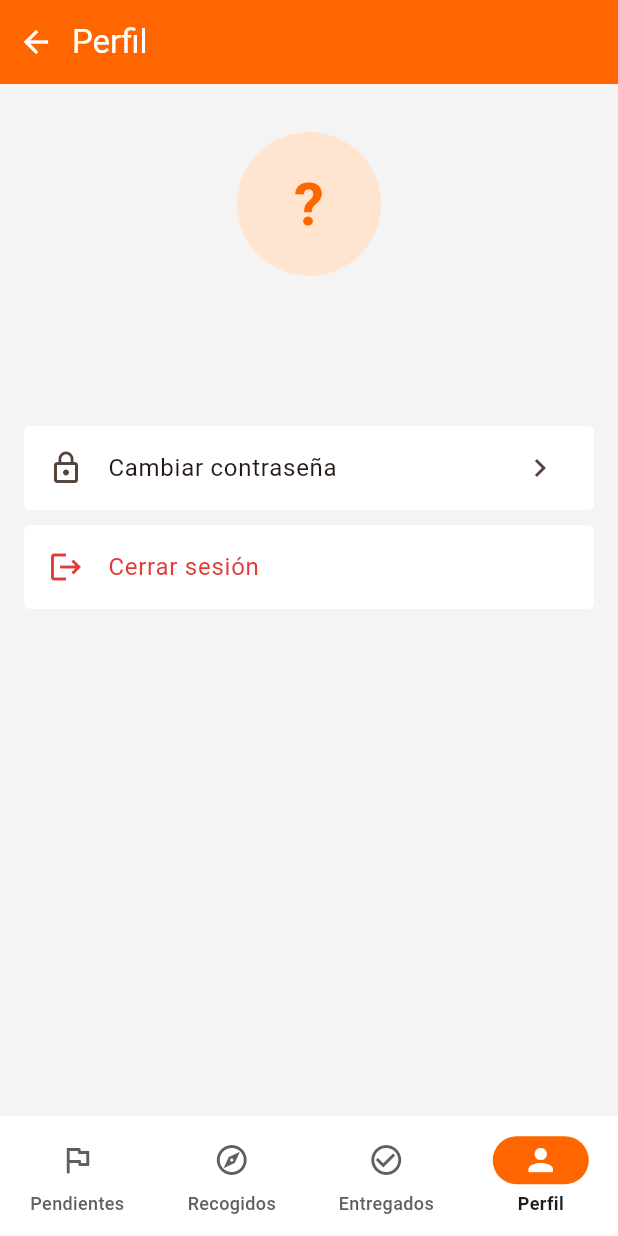
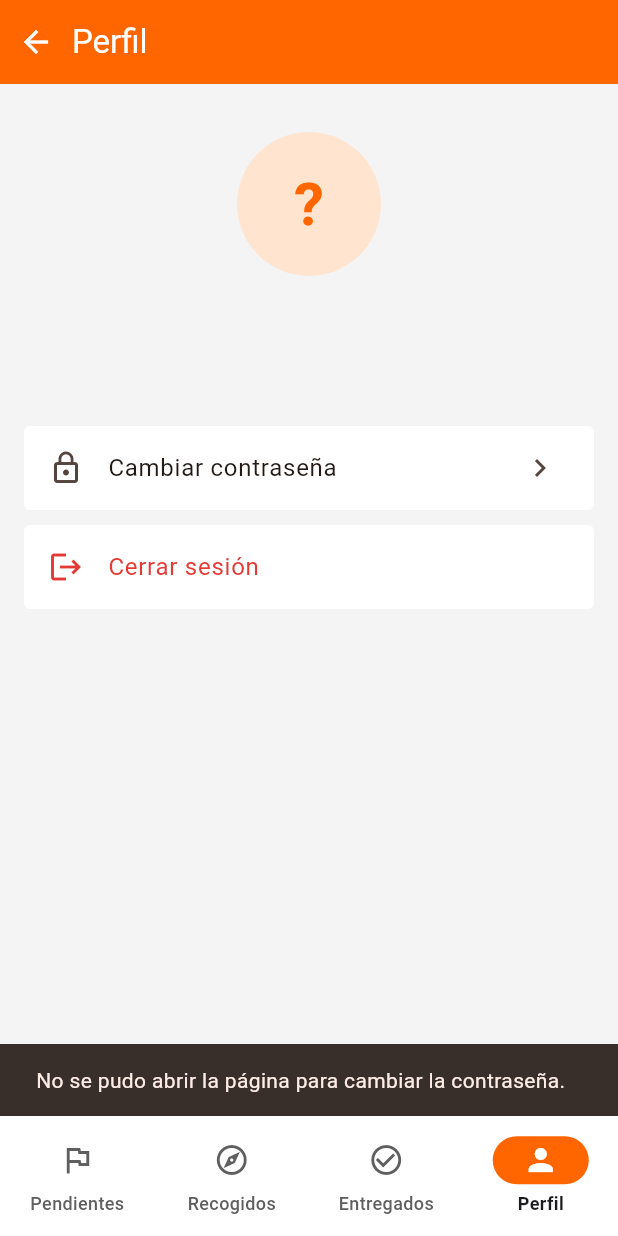
Before and after one commit to yammadev/dropx_app, a Flutter app: the HomeView screen opened directly, item 4 of the bottom bar chosen, after a tap on "Cambiar contraseña", on a phone screen of 412 x 824 dp. Run offline on Flutter 3.47's test engine with Material 3 defaults, Android fonts, the phone set to English and light mode, and no system bars; our stand-ins replace flutter_dotenv, shared_preferences, signature, skeletonizer; accounts and stored records are empty.

Commit message:
Cambiar contraseña desde el perfil y limpieza de código
- La opción "Cambiar contraseña" del perfil abre en el navegador la página de la web /suite/cambiar-contrasena.
- Código repetido unificado: enlaces externos (core/links.dart), cajita "Urgente" (widgets/urgent_badge.dart), círculo con la inicial (widgets/initial_avatar.dart) y encabezado del token en ApiService.
- Eliminado el color AppColors.border, que no se usaba.
- CHANGELOG: lo publicado pasa a la versión 1.3.1; README con los archivos nuevos.

```diff
--- a/lib/core/app_theme.dart
+++ b/lib/core/app_theme.dart
@@ -7,7 +7,6 @@ class AppColors {
 
   static const primary = Color(0xFFFF6600);     // Naranja principal
   static const textPrimary = Color(0xFF1C1B1F); // Texto principal
-  static const border = Color(0xFF79747E);      // Borde de los campos
   static const outlineVariant = Color(0xFFCAC4D0);    // Borde suave de las tarjetas (Material 3)
   static const error = Color(0xFFE53935);       // Mensajes de error
   static const info = Color(0xFF1E88E5);        // Estado: recogido
--- /dev/null
+++ b/lib/core/links.dart
@@ -0,0 +1,22 @@
+import 'package:flutter/material.dart';
+import 'package:url_launcher/url_launcher.dart';
+
+import 'api_config.dart';
+
+// Enlaces que la app abre fuera de ella: páginas de la web (Suite) y Google Maps.
+class Links {
+  Links._(); // Evita crear instancias, solo se usan sus funciones
+
+  // Página de la Suite web, en el mismo servidor de la API (API_URL del .env).
+  // Ej: Links.suite('recuperar') -> https://.../suite/recuperar
+  static Uri suite(String page) => Uri.parse('${ApiConfig.baseUrl}/suite/$page');
+
+  // Abre el enlace en otra aplicación (navegador o Google Maps).
+  // Si no se puede abrir, muestra [errorMessage] en un aviso en la parte de abajo.
+  static Future<void> open(BuildContext context, Uri url, String errorMessage) async {
+    final opened = await launchUrl(url, mode: LaunchMode.externalApplication);
+    if (!opened && context.mounted) {
+      ScaffoldMessenger.of(context).showSnackBar(SnackBar(content: Text(errorMessage)));
+    }
+  }
+}
--- a/lib/core/package_status_style.dart
+++ b/lib/core/package_status_style.dart
@@ -4,7 +4,7 @@ import '../models/package_model.dart';
 import 'app_theme.dart';
 
 // Texto, icono y color de cada estado de guía.
-// Se usa en la banda del detalle y, más adelante, en las listas.
+// Se usa en la banda del detalle y en las tarjetas de la lista.
 extension PackageStatusStyle on PackageStatus {
   String get label => switch (this) {
         PackageStatus.pending => 'Pendiente',
--- a/lib/viewmodels/user_viewmodel.dart
+++ b/lib/viewmodels/user_viewmodel.dart
@@ -9,7 +9,8 @@ class UserViewModel extends ChangeNotifier {
 
   // ---------- Estado ----------
   // Vacío hasta que se inicia sesión (lo llena el login con los datos de la API).
-  UserModel _user = const UserModel(name: '', email: '', role: 'courier');
+  static const _emptyUser = UserModel(name: '', email: '', role: 'courier');
+  UserModel _user = _emptyUser;
 
   // Getter: la vista lee el usuario, pero no puede modificarlo
   UserModel get user => _user;
@@ -24,7 +25,7 @@ class UserViewModel extends ChangeNotifier {
   /// Cierra la sesión del repartidor: borra el token y los datos del usuario.
   Future<void> logout() async {
     await _api.clearToken();
-    _user = const UserModel(name: '', email: '', role: 'courier');
+    _user = _emptyUser;
     notifyListeners();
   }
 }
--- a/lib/views/home_view.dart
+++ b/lib/views/home_view.dart
@@ -4,7 +4,6 @@ import 'package:provider/provider.dart';
 import 'package:skeletonizer/skeletonizer.dart';
 
 import '../models/package_model.dart';
-
 import '../viewmodels/packages_viewmodel.dart';
 import '../widgets/package_list.dart';
 import '../widgets/pending_header.dart';
--- a/lib/views/profile_view.dart
+++ b/lib/views/profile_view.dart
@@ -2,8 +2,10 @@ import 'package:flutter/material.dart';
 import 'package:provider/provider.dart';
 
 import '../core/app_theme.dart';
+import '../core/links.dart';
 import '../viewmodels/packages_viewmodel.dart';
 import '../viewmodels/user_viewmodel.dart';
+import '../widgets/initial_avatar.dart';
 import 'login_view.dart';
 
 // Pestaña de perfil: datos del repartidor y sus opciones.
@@ -35,25 +37,13 @@ class ProfileView extends StatelessWidget {
   Widget build(BuildContext context) {
     // Escucha el UserViewModel: si cambia el usuario, la pantalla se redibuja
     final user = context.watch<UserViewModel>().user;
-    final initial = user.name.isNotEmpty ? user.name[0].toUpperCase() : '?';
 
     return ListView(
       padding: const EdgeInsets.fromLTRB(16, 32, 16, 16),
       children: [
         // ---------- Avatar, nombre y correo ----------
         Center(
-          child: CircleAvatar(
-            radius: 48,
-            backgroundColor: AppColors.pillBackground,
-            child: Text(
-              initial,
-              style: const TextStyle(
-                fontSize: 40,
-                fontWeight: FontWeight.w600,
-                color: AppColors.primary,
-              ),
-            ),
-          ),
+          child: InitialAvatar(name: user.name, radius: 48, fontSize: 40, fontWeight: FontWeight.w600),
         ),
         const SizedBox(height: 16),
         Text(
@@ -69,13 +59,16 @@ class ProfileView extends StatelessWidget {
         const SizedBox(height: 32),
 
         // ---------- Opción: cambiar contraseña ----------
+        // Se hace en la web: abre en el navegador la página de cambio de contraseña de la Suite.
         _buildOption(
           icon: Icons.lock_outline,
           label: 'Cambiar contraseña',
           showChevron: true,
-          onTap: () {
-            // TO DO: Abrir la pantalla para cambiar la contraseña
-          },
+          onTap: () => Links.open(
+            context,
+            Links.suite('cambiar-contrasena'),
+            'No se pudo abrir la página para cambiar la contraseña.',
+          ),
         ),
         const SizedBox(height: 10),
 
--- /dev/null
+++ b/lib/widgets/initial_avatar.dart
@@ -0,0 +1,33 @@
+import 'package:flutter/material.dart';
+
+import '../core/app_theme.dart';
+
+// Círculo naranja claro con la inicial de un nombre. Lo usan el perfil y los contactos del detalle.
+class InitialAvatar extends StatelessWidget {
+  final String name;
+  final double radius; // tamaño del círculo
+  final double fontSize; // tamaño de la letra
+  final FontWeight fontWeight;
+
+  const InitialAvatar({
+    super.key,
+    required this.name,
+    required this.radius,
+    required this.fontSize,
+    this.fontWeight = FontWeight.w700,
+  });
+
+  @override
+  Widget build(BuildContext context) {
+    final initial = name.isNotEmpty ? name[0].toUpperCase() : '?';
+
+    return CircleAvatar(
+      radius: radius,
+      backgroundColor: AppColors.pillBackground,
+      child: Text(
+        initial,
+        style: TextStyle(fontSize: fontSize, fontWeight: fontWeight, color: AppColors.primary),
+      ),
+    );
+  }
+}
--- a/lib/widgets/route_card.dart
+++ b/lib/widgets/route_card.dart
@@ -1,7 +1,7 @@
 import 'package:flutter/material.dart';
-import 'package:url_launcher/url_launcher.dart';
 
 import '../core/app_theme.dart';
+import '../core/links.dart';
 import '../models/package_model.dart';
 import 'detail_card.dart';
 
@@ -27,10 +27,7 @@ class RouteCard extends StatelessWidget {
       'destination': destination,
       'travelmode': 'driving',
     });
-    final opened = await launchUrl(url, mode: LaunchMode.externalApplication);
-    if (!opened && context.mounted) {
-      ScaffoldMessenger.of(context).showSnackBar(const SnackBar(content: Text('No se pudo abrir Google Maps.')));
-    }
+    await Links.open(context, url, 'No se pudo abrir Google Maps.');
   }
 
   // Una parada de la ruta: icono en círculo, etiqueta (ORIGEN / DESTINO) y dirección
```
Also changed, not shown: lib/services/api_service.dart (+13 -15 lines), lib/views/login_view.dart (+6 -15 lines), lib/views/package_view.dart (+2 -23 lines), lib/widgets/contacts_card.dart (+2 -14 lines), lib/widgets/package_card.dart (+2 -23 lines), lib/widgets/urgent_badge.dart (added, +30 -0 lines), 2 other files.
